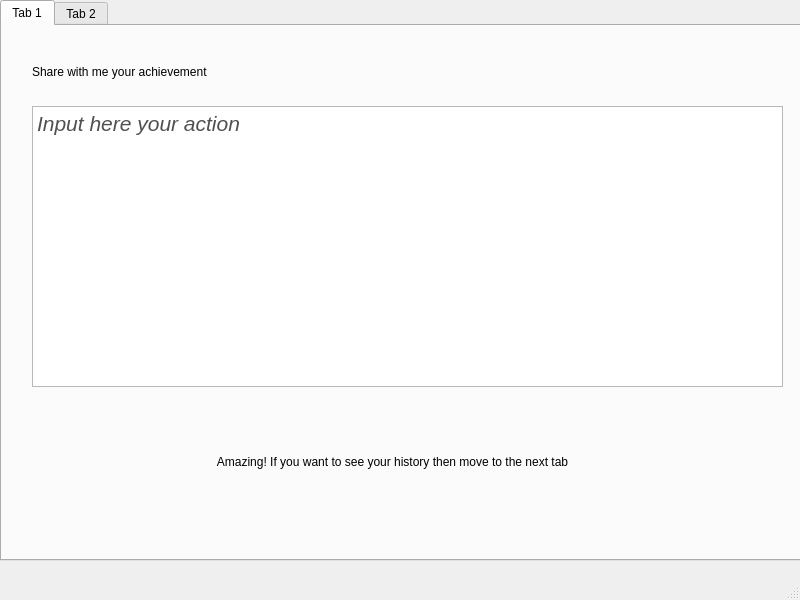
First picture: the form in UI(Qt Designer)/sample.ui, repository EJLECTRON/PersonalTracker, before the edit.
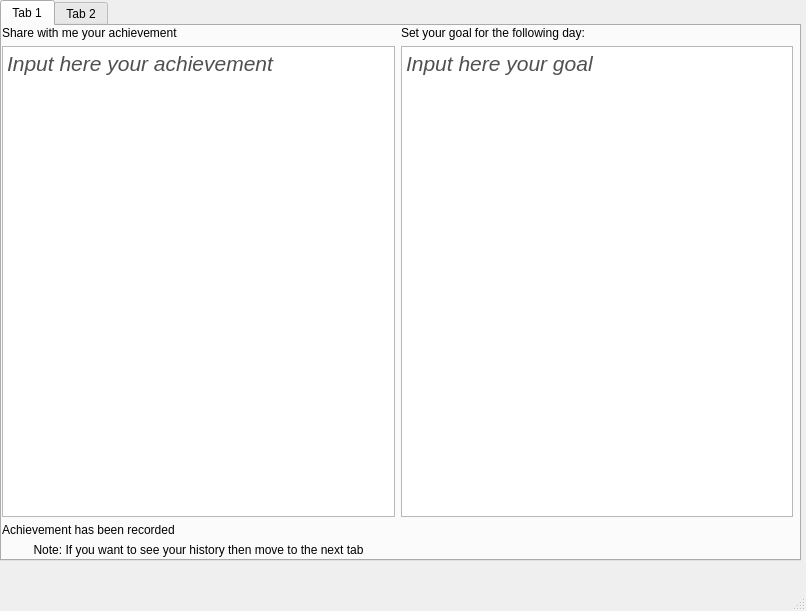
Second picture: the form after the edit.

Commit message: First usage of qt designer

The edit to the form file:
```diff
--- a/UI(Qt Designer)/sample.ui
+++ b/UI(Qt Designer)/sample.ui
@@ -6,8 +6,8 @@
    <rect>
     <x>0</x>
     <y>0</y>
-    <width>800</width>
-    <height>600</height>
+    <width>806</width>
+    <height>611</height>
    </rect>
   </property>
   <property name="windowTitle">
@@ -33,32 +33,18 @@
      <attribute name="title">
       <string>Tab 1</string>
      </attribute>
-     <widget class="QTextEdit" name="textEdit">
+     <widget class="QWidget" name="gridLayoutWidget">
       <property name="geometry">
        <rect>
-        <x>30</x>
-        <y>80</y>
-        <width>751</width>
-        <height>281</height>
+        <x>0</x>
+        <y>0</y>
+        <width>791</width>
+        <height>531</height>
        </rect>
       </property>
-      <property name="html">
-       <string>&lt;!DOCTYPE HTML PUBLIC &quot;-//W3C//DTD HTML 4.0//EN&quot; &quot;http://www.w3.org/TR/REC-html40/strict.dtd&quot;&gt;
-&lt;html&gt;&lt;head&gt;&lt;meta name=&quot;qrichtext&quot; content=&quot;1&quot; /&gt;&lt;style type=&quot;text/css&quot;&gt;
-p, li { white-space: pre-wrap; }
-&lt;/style&gt;&lt;/head&gt;&lt;body style=&quot; font-family:'MS Shell Dlg 2'; font-size:7.8pt; font-weight:400; font-style:normal;&quot;&gt;
-&lt;p style=&quot; margin-top:0px; margin-bottom:0px; margin-left:0px; margin-right:0px; -qt-block-indent:0; text-indent:0px;&quot;&gt;&lt;span style=&quot; font-size:16pt; font-style:italic; color:#505050;&quot;&gt;Input here your action&lt;/span&gt;&lt;/p&gt;&lt;/body&gt;&lt;/html&gt;</string>
-      </property>
-     </widget>
+      <layout class="QGridLayout" name="gridLayout">
+       <item row="0" column="0">
      <widget class="QLabel" name="label">
-      <property name="geometry">
-       <rect>
-        <x>30</x>
-        <y>20</y>
-        <width>271</width>
-        <height>51</height>
-       </rect>
-      </property>
       <property name="text">
        <string>Share with me your achievement</string>
       </property>
@@ -66,22 +52,55 @@
        <bool>false</bool>
       </property>
      </widget>
+       </item>
+       <item row="5" column="0">
      <widget class="QLabel" name="label_2">
-      <property name="geometry">
-       <rect>
-        <x>120</x>
-        <y>380</y>
-        <width>541</width>
-        <height>111</height>
-       </rect>
-      </property>
       <property name="text">
-       <string>Amazing! If you want to see your history then move to the next tab</string>
+          <string>Note: If you want to see your history then move to the next tab</string>
       </property>
       <property name="alignment">
        <set>Qt::AlignCenter</set>
       </property>
      </widget>
+       </item>
+       <item row="2" column="1">
+        <widget class="QTextEdit" name="textEdit">
+         <property name="html">
+          <string>&lt;!DOCTYPE HTML PUBLIC &quot;-//W3C//DTD HTML 4.0//EN&quot; &quot;http://www.w3.org/TR/REC-html40/strict.dtd&quot;&gt;
+&lt;html&gt;&lt;head&gt;&lt;meta name=&quot;qrichtext&quot; content=&quot;1&quot; /&gt;&lt;style type=&quot;text/css&quot;&gt;
+p, li { white-space: pre-wrap; }
+&lt;/style&gt;&lt;/head&gt;&lt;body style=&quot; font-family:'MS Shell Dlg 2'; font-size:7.8pt; font-weight:400; font-style:normal;&quot;&gt;
+&lt;p style=&quot; margin-top:0px; margin-bottom:0px; margin-left:0px; margin-right:0px; -qt-block-indent:0; text-indent:0px;&quot;&gt;&lt;span style=&quot; font-size:16pt; font-style:italic; color:#505050;&quot;&gt;Input here your goal&lt;/span&gt;&lt;/p&gt;&lt;/body&gt;&lt;/html&gt;</string>
+         </property>
+        </widget>
+       </item>
+       <item row="0" column="1">
+        <widget class="QLabel" name="label_5">
+         <property name="text">
+          <string>Set your goal for the following day:</string>
+         </property>
+        </widget>
+       </item>
+       <item row="2" column="0">
+        <widget class="QTextEdit" name="textEdit_2">
+         <property name="html">
+          <string>&lt;!DOCTYPE HTML PUBLIC &quot;-//W3C//DTD HTML 4.0//EN&quot; &quot;http://www.w3.org/TR/REC-html40/strict.dtd&quot;&gt;
+&lt;html&gt;&lt;head&gt;&lt;meta name=&quot;qrichtext&quot; content=&quot;1&quot; /&gt;&lt;style type=&quot;text/css&quot;&gt;
+p, li { white-space: pre-wrap; }
+&lt;/style&gt;&lt;/head&gt;&lt;body style=&quot; font-family:'MS Shell Dlg 2'; font-size:7.8pt; font-weight:400; font-style:normal;&quot;&gt;
+&lt;p style=&quot; margin-top:0px; margin-bottom:0px; margin-left:0px; margin-right:0px; -qt-block-indent:0; text-indent:0px;&quot;&gt;&lt;span style=&quot; font-size:16pt; font-style:italic; color:#505050;&quot;&gt;Input here your achievement&lt;/span&gt;&lt;/p&gt;&lt;/body&gt;&lt;/html&gt;</string>
+         </property>
+        </widget>
+       </item>
+       <item row="3" column="0" rowspan="2">
+        <widget class="QLabel" name="label_4">
+         <property name="text">
+          <string>Achievement has been recorded</string>
+         </property>
+        </widget>
+       </item>
+      </layout>
+     </widget>
     </widget>
     <widget class="QWidget" name="tab_4">
      <attribute name="title">
```
Left out of the diff: 66 changed lines with no effect on the pictures. Lines whose indentation alone changed are shown as unchanged. The commit also changes 1 other file.
